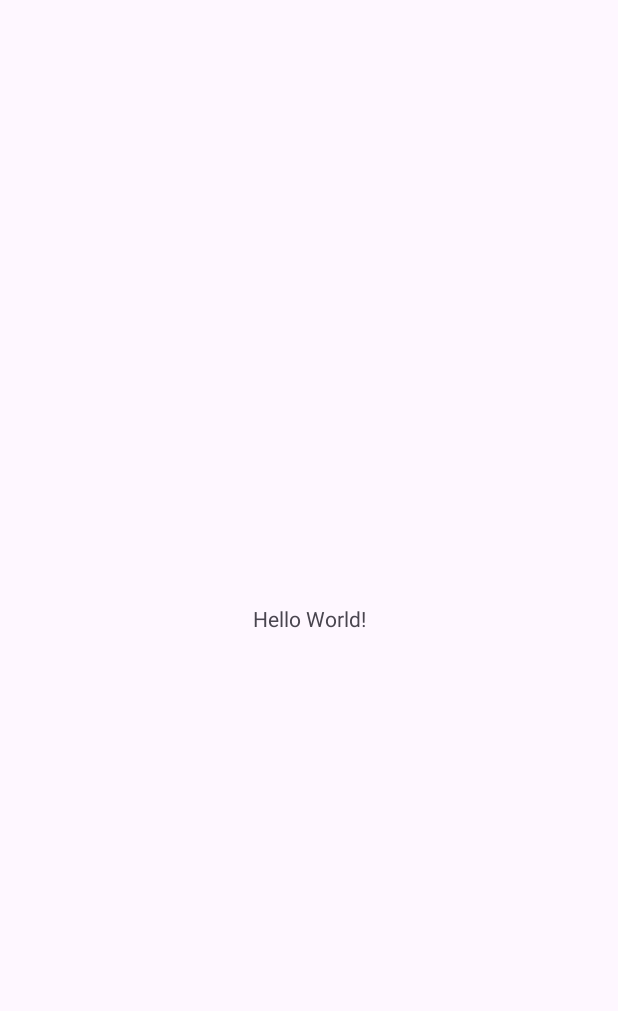
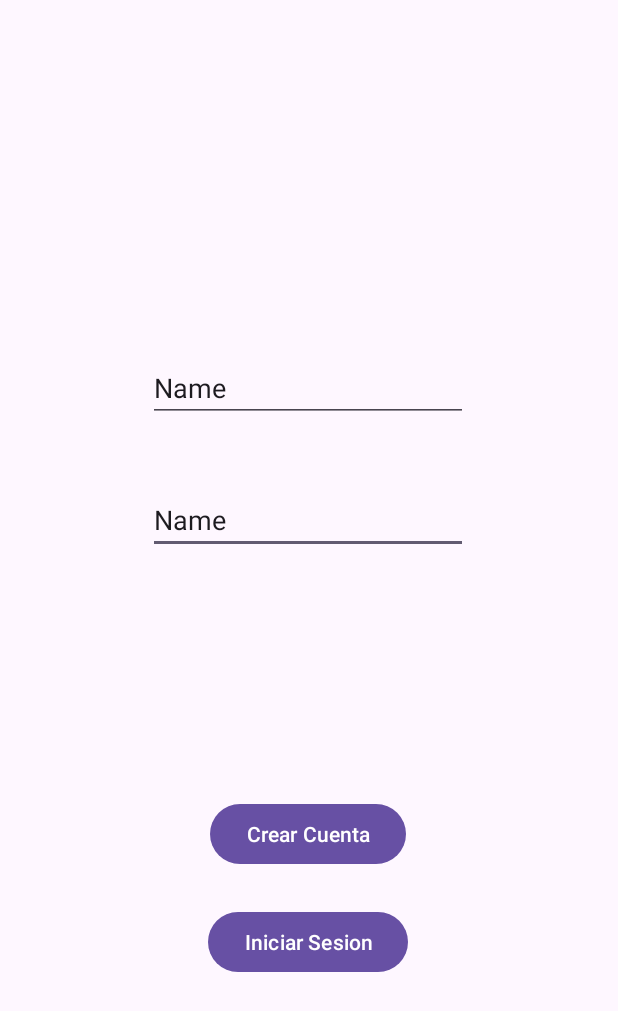
Before and after one commit to orlandoDc06/40y20CoctelBar, an Android app: the screen it shows after launch (MainActivity), on a phone screen of 412 x 824 dp. Before the commit the part shown is almost empty. Shown: the top 1011 px of the screen. Run offline under Robolectric (Android 15) with nearby library versions, the phone set to English and light mode, and no system bars; our stand-ins replace Firebase (no records; nobody signed in at launch, a user with empty details on screens opened directly).

Commit message:
registro e inicio de sesión con email/contraseña

```diff
--- a/app/build.gradle
+++ b/app/build.gradle
@@ -10,7 +10,7 @@ android {
 
     defaultConfig {
         applicationId "com.example.a40y20coctelbar"
-        minSdk 21
+        minSdk 34
         targetSdk 35
         versionCode 1
         versionName "1.0"
@@ -46,4 +46,8 @@ dependencies {
 
     implementation 'com.google.firebase:firebase-analytics'
 
+    //DEPENDECIAS DE ATENTICATION
+    implementation 'com.google.firebase:firebase-auth:22.3.0'
+
+
 }
--- a/app/src/main/java/com/example/a40y20coctelbar/MainActivity.java
+++ b/app/src/main/java/com/example/a40y20coctelbar/MainActivity.java
@@ -1,6 +1,10 @@
 package com.example.a40y20coctelbar;
 
 import android.os.Bundle;
+import android.view.View;
+import android.widget.Button;
+import android.widget.EditText;
+import android.widget.Toast;
 
 import androidx.activity.EdgeToEdge;
 import androidx.appcompat.app.AppCompatActivity;
@@ -8,7 +12,14 @@ import androidx.core.graphics.Insets;
 import androidx.core.view.ViewCompat;
 import androidx.core.view.WindowInsetsCompat;
 
+import com.google.firebase.auth.FirebaseAuth;
+import com.google.firebase.auth.FirebaseUser;
+
 public class MainActivity extends AppCompatActivity {
+
+    private EditText txtEmail, txtPassword;
+    private Button btnCrear, btnIniciar;
+    private FirebaseAuth miAuth;
 
     @Override
     protected void onCreate(Bundle savedInstanceState) {
@@ -20,5 +31,93 @@ public class MainActivity extends AppCompatActivity {
             v.setPadding(systemBars.left, systemBars.top, systemBars.right, systemBars.bottom);
             return insets;
         });
+
+        AsociarElementosXml();
+    }
+
+    private void AsociarElementosXml(){
+        txtEmail = findViewById(R.id.txtEmail);
+        txtPassword = findViewById(R.id.txtPassword);
+        btnCrear = findViewById(R.id.btnCrear);
+        btnIniciar = findViewById(R.id.btnIniciar);
+        miAuth = FirebaseAuth.getInstance();
+
+        //Evento registrar users
+        btnCrear.setOnClickListener(new View.OnClickListener() {
+            @Override
+            public void onClick(View v) {
+                RegisterUser();
+            }
+        });
+
+        btnIniciar.setOnClickListener(new View.OnClickListener() {
+            @Override
+            public void onClick(View v) {
+                IniciarSesion();
+            }
+        });
+
+        if (miAuth.getCurrentUser() != null){
+            Toast.makeText(this, "El usuario ya inicio sesion", Toast.LENGTH_SHORT).show();
+        }
+    }
+
+    private void RegisterUser(){
+        String email = txtEmail.getText().toString();
+        String password = txtPassword.getText().toString();
+
+        if(email.isEmpty() || email.isBlank() || password.isBlank() || password.isEmpty()){
+            Toast.makeText(this, "Debe rellenar todos los datos", Toast.LENGTH_SHORT).show();
+        }
+        else {
+            miAuth.createUserWithEmailAndPassword(email, password).addOnCompleteListener(task -> {
+               if(task.isSuccessful()){
+                   FirebaseUser userCreate = miAuth.getCurrentUser();
+
+                   if (userCreate != null){
+                       userCreate.sendEmailVerification().addOnCompleteListener(task1 -> {
+                           if (task1.isSuccessful()){
+                               Toast.makeText(this, "Se envio un correo de verificacion", Toast.LENGTH_SHORT).show();
+                           }
+                           else {
+                               Toast.makeText(this, "Fallo el envio", Toast.LENGTH_SHORT).show();
+                           }
+                       });
+                   }
+                   Toast.makeText(this, "Usuario creado correctamente", Toast.LENGTH_SHORT).show();
+               }
+               else {
+                   System.out.println("Fallo en la creacion" + task.getException().getMessage());
+               }
+            });
+        }
+    }
+
+    private void IniciarSesion(){
+        String email = txtEmail.getText().toString();
+        String password = txtPassword.getText().toString();
+
+        if(email.isEmpty() || email.isBlank() || password.isBlank() || password.isEmpty()){
+            Toast.makeText(this, "Debe rellenar todos los datos", Toast.LENGTH_SHORT).show();
+        }
+        else {
+            miAuth.signInWithEmailAndPassword(email, password).addOnCompleteListener(task -> {
+                if (task.isSuccessful()){
+                    FirebaseUser userLogeado = miAuth.getCurrentUser();
+
+                    if (userLogeado != null  && userLogeado.isEmailVerified()){
+
+                        Toast.makeText(this, "Benvendio", Toast.LENGTH_SHORT).show();
+                    }
+                    else {
+                        Toast.makeText(this, "Debe verifiacar el correo", Toast.LENGTH_SHORT).show();
+
+                    }
+               }
+               else {
+                   System.out.println("Error inicio sesion" + task.getException().getMessage());
+               }
+            });
+        }
     }
 }
--- a/app/src/main/res/layout/activity_main.xml
+++ b/app/src/main/res/layout/activity_main.xml
@@ -7,13 +7,51 @@
     android:layout_height="match_parent"
     tools:context=".MainActivity">
 
-    <TextView
+    <EditText
+        android:id="@+id/txtPassword"
         android:layout_width="wrap_content"
         android:layout_height="wrap_content"
-        android:text="Hello World!"
-        app:layout_constraintBottom_toBottomOf="parent"
+        android:layout_marginTop="324dp"
+        android:ems="10"
+        android:inputType="text"
+        android:text="Name"
         app:layout_constraintEnd_toEndOf="parent"
+        app:layout_constraintHorizontal_bias="0.497"
         app:layout_constraintStart_toStartOf="parent"
         app:layout_constraintTop_toTopOf="parent" />
 
+    <EditText
+        android:id="@+id/txtEmail"
+        android:layout_width="wrap_content"
+        android:layout_height="wrap_content"
+        android:layout_marginTop="236dp"
+        android:ems="10"
+        android:inputType="text"
+        android:text="Name"
+        app:layout_constraintEnd_toEndOf="parent"
+        app:layout_constraintHorizontal_bias="0.497"
+        app:layout_constraintStart_toStartOf="parent"
+        app:layout_constraintTop_toTopOf="parent" />
+
+    <Button
+        android:id="@+id/btnCrear"
+        android:layout_width="wrap_content"
+        android:layout_height="wrap_content"
+        android:layout_marginBottom="244dp"
+        android:text="Crear Cuenta"
+        app:layout_constraintBottom_toBottomOf="parent"
+        app:layout_constraintEnd_toEndOf="parent"
+        app:layout_constraintHorizontal_bias="0.498"
+        app:layout_constraintStart_toStartOf="parent" />
+
+    <Button
+        android:id="@+id/btnIniciar"
+        android:layout_width="wrap_content"
+        android:layout_height="wrap_content"
+        android:layout_marginBottom="172dp"
+        android:text="Iniciar Sesion"
+        app:layout_constraintBottom_toBottomOf="parent"
+        app:layout_constraintEnd_toEndOf="parent"
+        app:layout_constraintHorizontal_bias="0.498"
+        app:layout_constraintStart_toStartOf="parent" />
 </androidx.constraintlayout.widget.ConstraintLayout>
```
